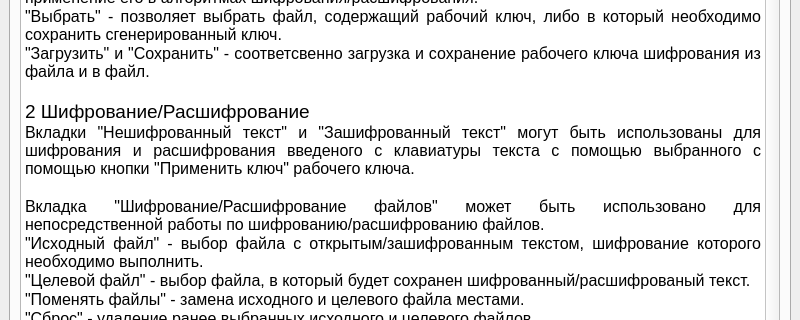
Before: the Qt Designer form forms/help.ui in suiljex/idea_tools, drawn with Qt 5; both pictures show x 0 to 800 and y 121 to 441 of the 800 by 600 pixel window.
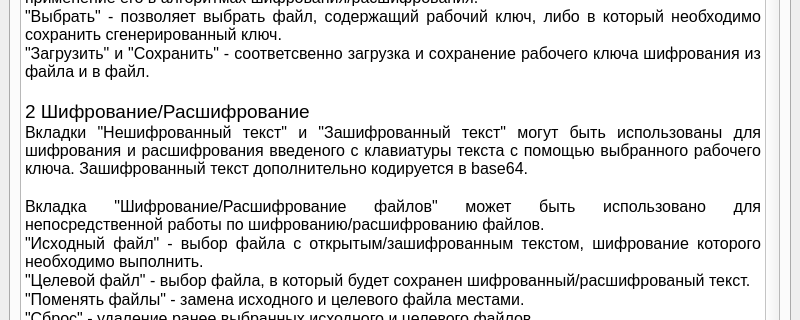
After: the same form once the commit is applied.

```diff
--- a/forms/help.ui
+++ b/forms/help.ui
@@ -39,7 +39,7 @@
 &lt;p align=&quot;justify&quot; style=&quot; margin-top:0px; margin-bottom:0px; margin-left:0px; margin-right:0px; -qt-block-indent:0; text-indent:0px;&quot;&gt;&lt;span style=&quot; font-size:12pt;&quot;&gt;&amp;quot;Загрузить&amp;quot; и &amp;quot;Сохранить&amp;quot; - соответсвенно загрузка и сохранение рабочего ключа шифрования из файла и в файл.&lt;/span&gt;&lt;/p&gt;
 &lt;p style=&quot;-qt-paragraph-type:empty; margin-top:0px; margin-bottom:0px; margin-left:0px; margin-right:0px; -qt-block-indent:0; text-indent:0px; font-size:12pt;&quot;&gt;&lt;br /&gt;&lt;/p&gt;
 &lt;p style=&quot; margin-top:0px; margin-bottom:0px; margin-left:0px; margin-right:0px; -qt-block-indent:0; text-indent:0px;&quot;&gt;&lt;span style=&quot; font-size:14pt;&quot;&gt;2 Шифрование/Расшифрование&lt;/span&gt;&lt;/p&gt;
-&lt;p align=&quot;justify&quot; style=&quot; margin-top:0px; margin-bottom:0px; margin-left:0px; margin-right:0px; -qt-block-indent:0; text-indent:0px;&quot;&gt;&lt;span style=&quot; font-size:12pt;&quot;&gt;Вкладки &amp;quot;Нешифрованный текст&amp;quot; и &amp;quot;Зашифрованный текст&amp;quot; могут быть использованы для шифрования и расшифрования введеного с клавиатуры текста с помощью выбранного с помощью кнопки &amp;quot;Применить ключ&amp;quot; рабочего ключа.&lt;/span&gt;&lt;/p&gt;
+&lt;p align=&quot;justify&quot; style=&quot; margin-top:0px; margin-bottom:0px; margin-left:0px; margin-right:0px; -qt-block-indent:0; text-indent:0px;&quot;&gt;&lt;span style=&quot; font-size:12pt;&quot;&gt;Вкладки &amp;quot;Нешифрованный текст&amp;quot; и &amp;quot;Зашифрованный текст&amp;quot; могут быть использованы для шифрования и расшифрования введеного с клавиатуры текста с помощью выбранного рабочего ключа. Зашифрованный текст дополнительно кодируется в base64.&lt;/span&gt;&lt;/p&gt;
 &lt;p align=&quot;justify&quot; style=&quot;-qt-paragraph-type:empty; margin-top:0px; margin-bottom:0px; margin-left:0px; margin-right:0px; -qt-block-indent:0; text-indent:0px; font-size:12pt;&quot;&gt;&lt;br /&gt;&lt;/p&gt;
 &lt;p align=&quot;justify&quot; style=&quot; margin-top:0px; margin-bottom:0px; margin-left:0px; margin-right:0px; -qt-block-indent:0; text-indent:0px;&quot;&gt;&lt;span style=&quot; font-size:12pt;&quot;&gt;Вкладка &amp;quot;Шифрование/Расшифрование файлов&amp;quot; может быть использовано для непосредственной работы по шифрованию/расшифрованию файлов.&lt;/span&gt;&lt;/p&gt;
 &lt;p align=&quot;justify&quot; style=&quot; margin-top:0px; margin-bottom:0px; margin-left:0px; margin-right:0px; -qt-block-indent:0; text-indent:0px;&quot;&gt;&lt;span style=&quot; font-size:12pt;&quot;&gt;&amp;quot;Исходный файл&amp;quot; - выбор файла с открытым/зашифрованным текстом, шифрование которого необходимо выполнить.&lt;/span&gt;&lt;/p&gt;
```
